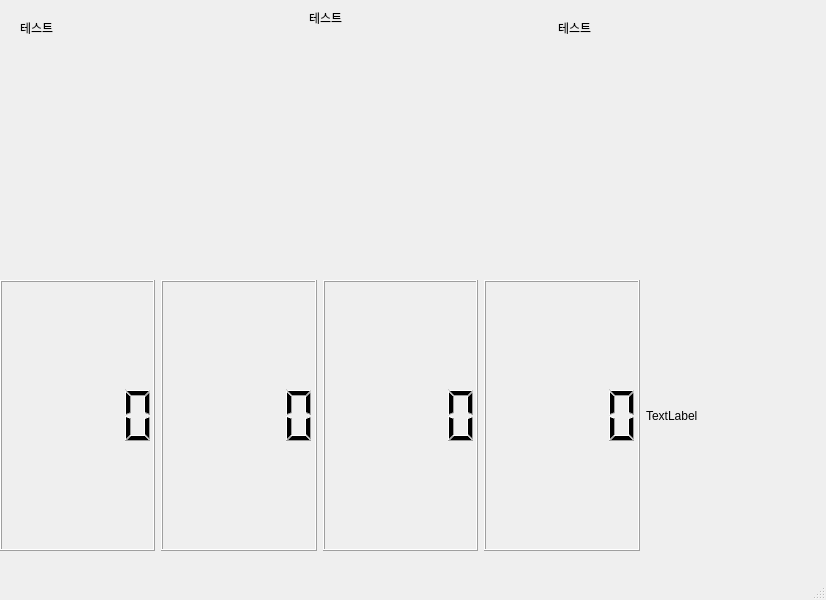
chan1220/IoTDrivingAssistance, file RaspberryPI/renewal/app/doraemon.ui: the form before one commit.
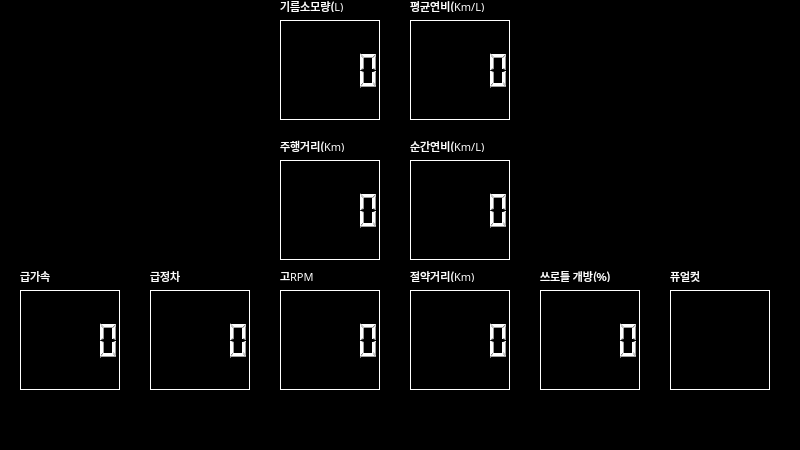
The form after the commit. Custom widgets are drawn as their Qt base class.

What changed in the file:
```diff
--- a/RaspberryPI/renewal/app/doraemon.ui
+++ b/RaspberryPI/renewal/app/doraemon.ui
@@ -6,107 +6,351 @@
    <rect>
     <x>0</x>
     <y>0</y>
-    <width>826</width>
-    <height>600</height>
+    <width>800</width>
+    <height>450</height>
    </rect>
   </property>
   <property name="windowTitle">
    <string>도라에몽</string>
   </property>
+  <property name="styleSheet">
+   <string notr="true">QMainWindow{
+ background: black;
+}
+
+QWidget{
+ background: black;
+}
+QLabel{
+ color: white;
+}
+
+QLCDNumber{
+ color: white;
+ border : 1px solid white;
+}
+QGraphicsView
+{
+ border : 1px solid white;
+}
+</string>
+  </property>
   <widget class="QWidget" name="centralwidget">
-   <widget class="QWidget" name="horizontalLayoutWidget">
+   <widget class="RPMGauge" name="widget_3" native="true">
     <property name="geometry">
      <rect>
       <x>0</x>
       <y>0</y>
-      <width>801</width>
-      <height>281</height>
+      <width>270</width>
+      <height>270</height>
      </rect>
     </property>
-    <layout class="QHBoxLayout" name="horizontalLayout">
-     <item>
-      <widget class="RPMGauge" name="widget_3" native="true">
-       <widget class="QLabel" name="label">
-        <property name="geometry">
-         <rect>
-          <x>20</x>
-          <y>20</y>
-          <width>64</width>
-          <height>15</height>
-         </rect>
-        </property>
-        <property name="text">
-         <string>테스트</string>
-        </property>
-       </widget>
-      </widget>
-     </item>
-     <item>
-      <widget class="SpeedGauge" name="widget_2" native="true">
-       <widget class="QLabel" name="label_2">
-        <property name="geometry">
-         <rect>
-          <x>40</x>
-          <y>10</y>
-          <width>64</width>
-          <height>15</height>
-         </rect>
-        </property>
-        <property name="text">
-         <string>테스트</string>
-        </property>
-       </widget>
-      </widget>
-     </item>
-     <item>
-      <widget class="FEFGauge" name="widget" native="true">
-       <widget class="QLabel" name="label_3">
-        <property name="geometry">
-         <rect>
-          <x>20</x>
-          <y>20</y>
-          <width>64</width>
-          <height>15</height>
-         </rect>
-        </property>
-        <property name="text">
-         <string>테스트</string>
-        </property>
-       </widget>
-      </widget>
-     </item>
-    </layout>
    </widget>
-   <widget class="QWidget" name="horizontalLayoutWidget_2">
+   <widget class="SpeedGauge" name="widget_2" native="true">
     <property name="geometry">
      <rect>
-      <x>0</x>
-      <y>280</y>
-      <width>801</width>
-      <height>271</height>
+      <x>520</x>
+      <y>0</y>
+      <width>270</width>
+      <height>270</height>
      </rect>
     </property>
-    <layout class="QHBoxLayout" name="horizontalLayout_2">
-     <item>
-      <widget class="QLCDNumber" name="lcd_distance"/>
-     </item>
-     <item>
-      <widget class="QLCDNumber" name="lcd_current_fuel"/>
-     </item>
-     <item>
-      <widget class="QLCDNumber" name="lcd_total_fuel"/>
-     </item>
-     <item>
-      <widget class="QLCDNumber" name="lcd_fuel_efi"/>
-     </item>
-     <item>
-      <widget class="QLabel" name="label_4">
-       <property name="text">
-        <string>TextLabel</string>
-       </property>
-      </widget>
-     </item>
-    </layout>
+   </widget>
+   <widget class="QLCDNumber" name="lcd_fuel_efi">
+    <property name="geometry">
+     <rect>
+      <x>410</x>
+      <y>20</y>
+      <width>100</width>
+      <height>100</height>
+     </rect>
+    </property>
+   </widget>
+   <widget class="QLCDNumber" name="lcd_distance">
+    <property name="geometry">
+     <rect>
+      <x>280</x>
+      <y>160</y>
+      <width>100</width>
+      <height>100</height>
+     </rect>
+    </property>
+   </widget>
+   <widget class="QLCDNumber" name="lcd_current_fuel">
+    <property name="geometry">
+     <rect>
+      <x>410</x>
+      <y>160</y>
+      <width>100</width>
+      <height>100</height>
+     </rect>
+    </property>
+   </widget>
+   <widget class="QLCDNumber" name="lcd_total_fuel">
+    <property name="geometry">
+     <rect>
+      <x>280</x>
+      <y>20</y>
+      <width>100</width>
+      <height>100</height>
+     </rect>
+    </property>
+   </widget>
+   <widget class="QLabel" name="label_3">
+    <property name="geometry">
+     <rect>
+      <x>280</x>
+      <y>0</y>
+      <width>100</width>
+      <height>12</height>
+     </rect>
+    </property>
+    <property name="font">
+     <font>
+      <family>Agency FB</family>
+      <pointsize>8</pointsize>
+     </font>
+    </property>
+    <property name="text">
+     <string>기름소모량(L)</string>
+    </property>
+   </widget>
+   <widget class="QLabel" name="label_4">
+    <property name="geometry">
+     <rect>
+      <x>410</x>
+      <y>0</y>
+      <width>100</width>
+      <height>12</height>
+     </rect>
+    </property>
+    <property name="font">
+     <font>
+      <family>Agency FB</family>
+      <pointsize>8</pointsize>
+     </font>
+    </property>
+    <property name="text">
+     <string>평균연비(Km/L)</string>
+    </property>
+   </widget>
+   <widget class="QLabel" name="label_5">
+    <property name="geometry">
+     <rect>
+      <x>280</x>
+      <y>140</y>
+      <width>100</width>
+      <height>12</height>
+     </rect>
+    </property>
+    <property name="font">
+     <font>
+      <family>Agency FB</family>
+      <pointsize>8</pointsize>
+     </font>
+    </property>
+    <property name="text">
+     <string>주행거리(Km)</string>
+    </property>
+   </widget>
+   <widget class="QLabel" name="label_6">
+    <property name="geometry">
+     <rect>
+      <x>410</x>
+      <y>140</y>
+      <width>100</width>
+      <height>12</height>
+     </rect>
+    </property>
+    <property name="font">
+     <font>
+      <family>Agency FB</family>
+      <pointsize>8</pointsize>
+     </font>
+    </property>
+    <property name="text">
+     <string>순간연비(Km/L)</string>
+    </property>
+   </widget>
+   <widget class="QLCDNumber" name="lcd_hard_accel">
+    <property name="geometry">
+     <rect>
+      <x>20</x>
+      <y>290</y>
+      <width>100</width>
+      <height>100</height>
+     </rect>
+    </property>
+   </widget>
+   <widget class="QLCDNumber" name="lcd_hard_break">
+    <property name="geometry">
+     <rect>
+      <x>150</x>
+      <y>290</y>
+      <width>100</width>
+      <height>100</height>
+     </rect>
+    </property>
+   </widget>
+   <widget class="QLCDNumber" name="lcd_hard_rpm">
+    <property name="geometry">
+     <rect>
+      <x>280</x>
+      <y>290</y>
+      <width>100</width>
+      <height>100</height>
+     </rect>
+    </property>
+   </widget>
+   <widget class="QLabel" name="label_7">
+    <property name="geometry">
+     <rect>
+      <x>20</x>
+      <y>270</y>
+      <width>100</width>
+      <height>12</height>
+     </rect>
+    </property>
+    <property name="font">
+     <font>
+      <family>Agency FB</family>
+      <pointsize>8</pointsize>
+     </font>
+    </property>
+    <property name="text">
+     <string>급가속</string>
+    </property>
+   </widget>
+   <widget class="QLabel" name="label_8">
+    <property name="geometry">
+     <rect>
+      <x>150</x>
+      <y>270</y>
+      <width>100</width>
+      <height>12</height>
+     </rect>
+    </property>
+    <property name="font">
+     <font>
+      <family>Agency FB</family>
+      <pointsize>8</pointsize>
+     </font>
+    </property>
+    <property name="text">
+     <string>급정차</string>
+    </property>
+   </widget>
+   <widget class="QLabel" name="label_9">
+    <property name="geometry">
+     <rect>
+      <x>280</x>
+      <y>270</y>
+      <width>100</width>
+      <height>12</height>
+     </rect>
+    </property>
+    <property name="font">
+     <font>
+      <family>Agency FB</family>
+      <pointsize>8</pointsize>
+     </font>
+    </property>
+    <property name="text">
+     <string>고RPM</string>
+    </property>
+   </widget>
+   <widget class="QLCDNumber" name="lcd_save">
+    <property name="geometry">
+     <rect>
+      <x>410</x>
+      <y>290</y>
+      <width>100</width>
+      <height>100</height>
+     </rect>
+    </property>
+   </widget>
+   <widget class="QLabel" name="label_10">
+    <property name="geometry">
+     <rect>
+      <x>410</x>
+      <y>270</y>
+      <width>100</width>
+      <height>12</height>
+     </rect>
+    </property>
+    <property name="font">
+     <font>
+      <family>Agency FB</family>
+      <pointsize>8</pointsize>
+     </font>
+    </property>
+    <property name="text">
+     <string>절약거리(Km)</string>
+    </property>
+   </widget>
+   <widget class="QLCDNumber" name="lcd_throttle">
+    <property name="geometry">
+     <rect>
+      <x>540</x>
+      <y>290</y>
+      <width>100</width>
+      <height>100</height>
+     </rect>
+    </property>
+   </widget>
+   <widget class="QLabel" name="label_11">
+    <property name="geometry">
+     <rect>
+      <x>540</x>
+      <y>270</y>
+      <width>100</width>
+      <height>12</height>
+     </rect>
+    </property>
+    <property name="font">
+     <font>
+      <family>Agency FB</family>
+      <pointsize>8</pointsize>
+     </font>
+    </property>
+    <property name="text">
+     <string>쓰로틀 개방(%)</string>
+    </property>
+   </widget>
+   <widget class="QLabel" name="label_12">
+    <property name="geometry">
+     <rect>
+      <x>670</x>
+      <y>270</y>
+      <width>100</width>
+      <height>12</height>
+     </rect>
+    </property>
+    <property name="font">
+     <font>
+      <family>Agency FB</family>
+      <pointsize>8</pointsize>
+     </font>
+    </property>
+    <property name="text">
+     <string>퓨얼컷</string>
+    </property>
+   </widget>
+   <widget class="QLabel" name="label_fct">
+    <property name="geometry">
+     <rect>
+      <x>670</x>
+      <y>290</y>
+      <width>100</width>
+      <height>100</height>
+     </rect>
+    </property>
+    <property name="styleSheet">
+     <string notr="true">border: 1px solid white;</string>
+    </property>
+    <property name="text">
+     <string/>
+    </property>
    </widget>
   </widget>
   <widget class="QMenuBar" name="menubar">
@@ -134,12 +378,6 @@
    <header>SpeedGauge.h</header>
    <container>1</container>
   </customwidget>
-  <customwidget>
-   <class>FEFGauge</class>
-   <extends>QWidget</extends>
-   <header>FEFGauge.h</header>
-   <container>1</container>
-  </customwidget>
  </customwidgets>
  <resources/>
  <connections/>
```
Left out of the diff: 2 changed lines with no effect on the pictures.
